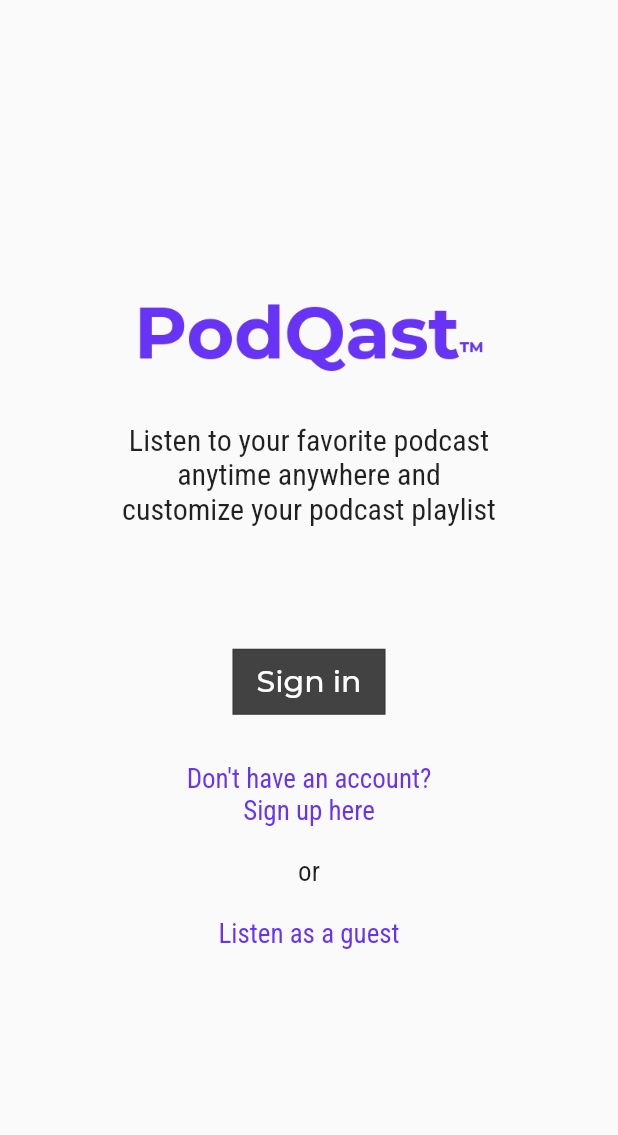
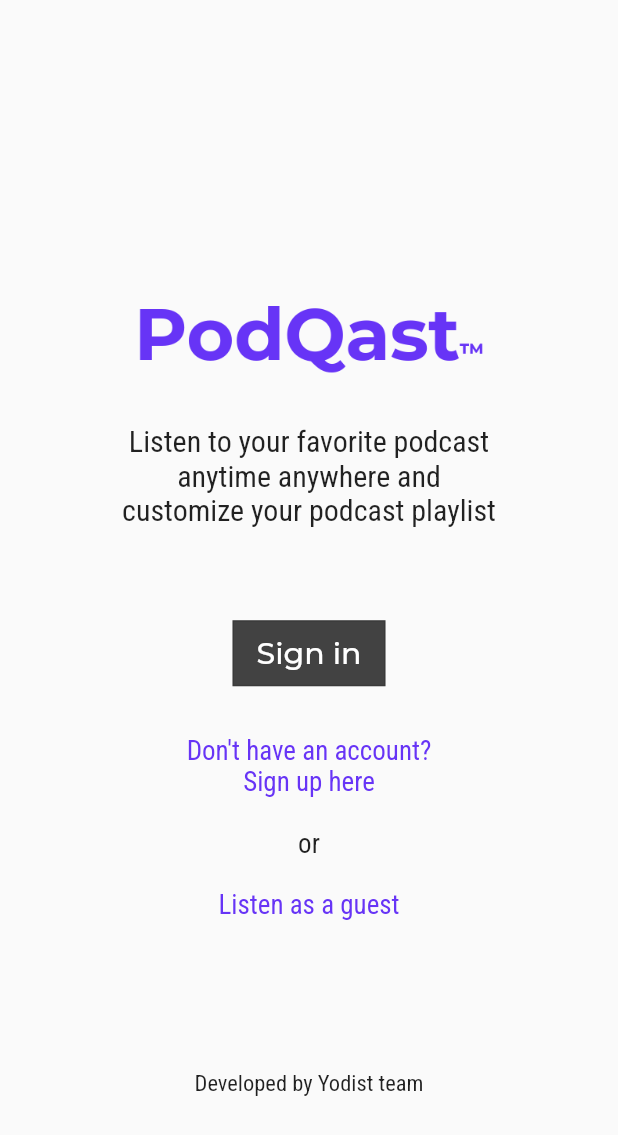
Before and after one commit to yodist/podqast, a Flutter app: the screen it shows after launch, on a phone screen of 412 x 824 dp. Shown: the top 1135 px of the screen. Run offline on Flutter 3.47's test engine with Material 2 defaults, Android fonts, the phone set to English and light mode, and no system bars; our stand-ins replace google_fonts; missing offline and left inert: global_configuration.

Commit message:
complete login page mock up design

```diff
--- a/lib/LoginPage.dart
+++ b/lib/LoginPage.dart
@@ -32,6 +32,7 @@ class _BodyState extends State<Body> {
       mainAxisAlignment: MainAxisAlignment.center,
       crossAxisAlignment: CrossAxisAlignment.center,
       children: [
+        SizedBox(height: 100),
         Image(
           image: AssetImage('assets/image/PodQast.png'),
           height: 60,
@@ -46,7 +47,7 @@ class _BodyState extends State<Body> {
           ),
           width: 250,
         ),
-        SizedBox(height: 80),
+        SizedBox(height: 60),
         Row(
           mainAxisAlignment: MainAxisAlignment.center,
           crossAxisAlignment: CrossAxisAlignment.center,
@@ -105,6 +106,15 @@ class _BodyState extends State<Body> {
           ),
           width: 180,
         ),
+        SizedBox(height: 100),
+        Container(
+          child: Text(
+            "Developed by Yodist team",
+            style: GoogleFonts.robotoCondensed(fontSize: 15),
+            textAlign: TextAlign.center,
+          ),
+          width: 180,
+        ),
       ],
     );
   }
```
